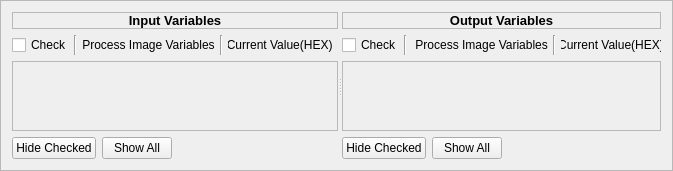
Before: the Qt Designer form apps/demo_qt_advanced/plk_qt_gui/ui/ProcessImageVariables.ui in OpenAutomationTechnologies/openPOWERLINK_Qt_App, drawn with Qt 5.
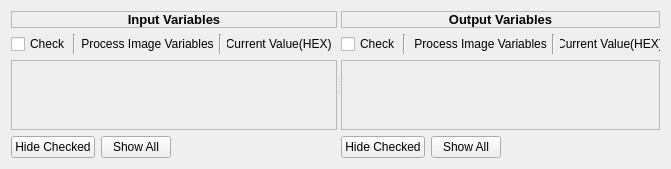
After: the same form once the commit is applied.

Commit message:
Derive from QWidget instead of QFrame
 - To avoid outlining in Linux

```diff
--- a/apps/demo_qt_advanced/plk_qt_gui/ui/ProcessImageVariables.ui
+++ b/apps/demo_qt_advanced/plk_qt_gui/ui/ProcessImageVariables.ui
@@ -2,7 +2,7 @@
 <ui version="4.0">
  <author>Ramakrishnan Periyakaruppan</author>
  <class>ProcessImageVariables</class>
- <widget class="QFrame" name="ProcessImageVariables">
+ <widget class="QWidget" name="ProcessImageVariables">
   <property name="geometry">
    <rect>
     <x>0</x>
@@ -14,13 +14,7 @@
   <property name="windowTitle">
    <string>Frame</string>
   </property>
-  <property name="frameShape">
-   <enum>QFrame::StyledPanel</enum>
-  </property>
-  <property name="frameShadow">
-   <enum>QFrame::Raised</enum>
-  </property>
-  <layout class="QHBoxLayout" name="horizontalLayout">
+  <layout class="QHBoxLayout" name="_2">
    <item>
     <widget class="QSplitter" name="splitter">
      <property name="orientation">
@@ -152,8 +146,8 @@
            <rect>
             <x>0</x>
             <y>0</y>
-            <width>303</width>
-            <height>60</height>
+            <width>304</width>
+            <height>62</height>
            </rect>
           </property>
           <layout class="QVBoxLayout" name="verticalLayout_3">
@@ -213,8 +207,8 @@
            <rect>
             <x>0</x>
             <y>0</y>
-            <width>296</width>
-            <height>60</height>
+            <width>297</width>
+            <height>62</height>
            </rect>
           </property>
           <layout class="QVBoxLayout" name="verticalLayout_2">
```
The commit also changes 2 other files.
